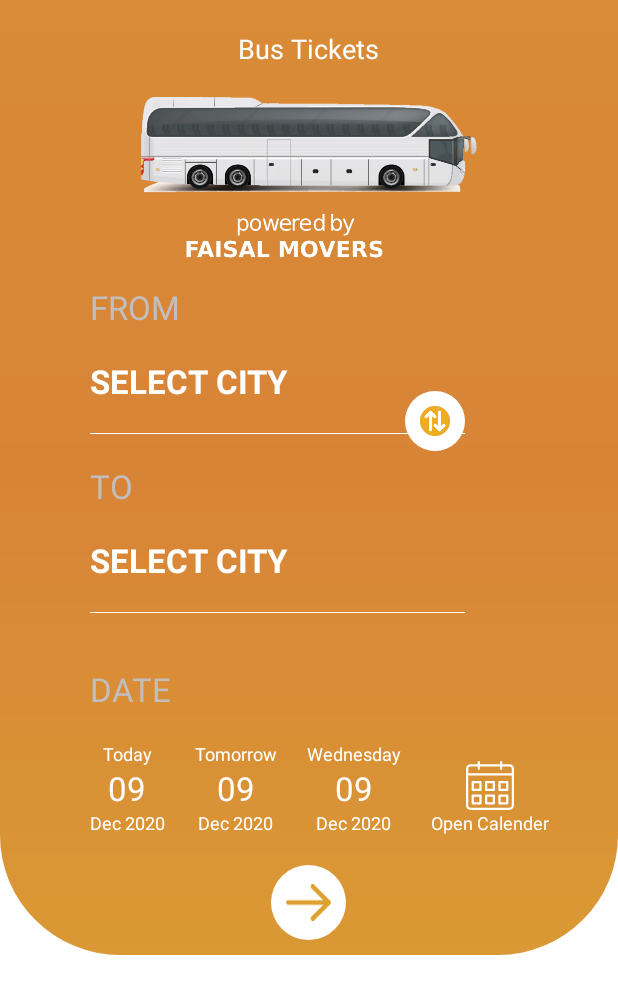
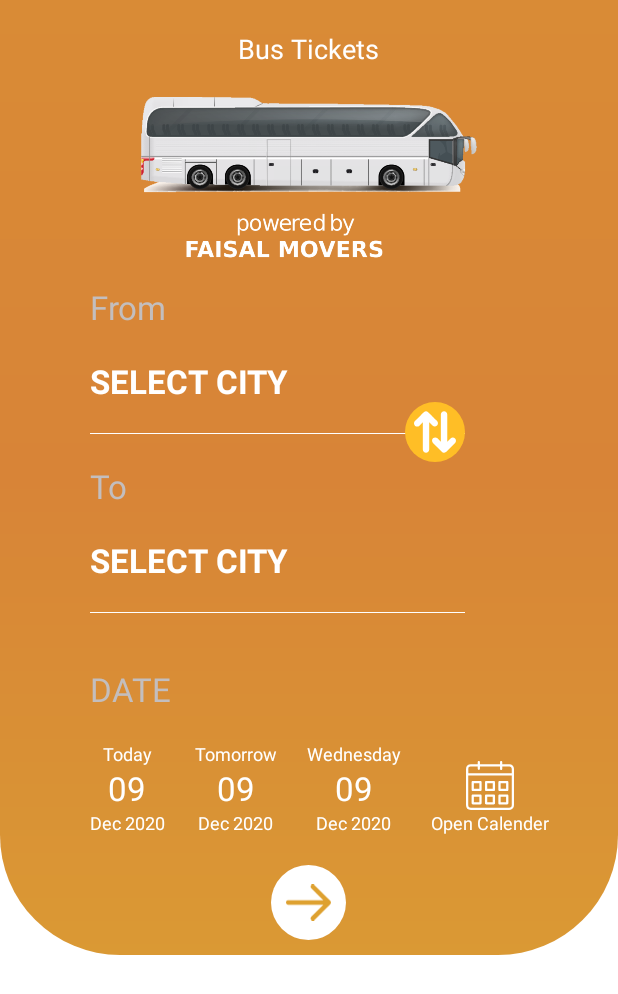
Before and after one commit to usamayasin/Booking-App, an Android app: the screen it shows after launch (HomeActivity), on a phone screen of 412 x 824 dp. Shown: the top 994 px of the screen. Run offline under Robolectric (Android 15) with nearby library versions, the phone set to English and light mode, and no system bars; our stand-ins replace sdp/ssp sizes.

Commit message:
Home Screen City selection and switch working..

```diff
--- /dev/null
+++ b/app/src/main/java/com/app/faisalmovers/Interfaces/HomeActivityInterface.kt
@@ -0,0 +1,5 @@
+package com.app.faisalmovers.Interfaces
+
+interface HomeActivityInterface {
+    public fun getSelectedCity(position:Int,type:String)
+}
--- /dev/null
+++ b/app/src/main/res/drawable/ic_switch_city.xml
@@ -0,0 +1,13 @@
+<vector android:autoMirrored="true"
+    android:height="512dp"
+    android:viewportHeight="984.85"
+    android:viewportWidth="984.85"
+    android:width="512dp"
+    xmlns:android="http://schemas.android.com/apk/res/android">
+    <path android:fillColor="#ffbe26"
+        android:pathData="M492.425,492.425m-492.425,0a492.425,492.425 0,1 1,984.85 0a492.425,492.425 0,1 1,-984.85 0"/>
+    <path android:fillColor="#ffffff"
+        android:pathData="M604.18,816.081c8.471,8.4 20.09,14.07 31.99,15.05c12.04,0.979 24.43,-1.96 34.44,-8.75c2.73,-1.821 5.32,-3.99 7.63,-6.3l0.07,-0.071l143.43,-143.429c20.51,-20.51 20.51,-53.76 0,-74.271c-20.511,-20.51 -53.761,-20.51 -74.271,0l-53.829,53.83l0,-445.9c0,-28.98 -23.521,-52.5 -52.5,-52.5c-28.98,0 -52.5,23.52 -52.5,52.5l0,445.9l-55.23,-55.23c-20.51,-20.51 -53.76,-20.51 -74.27,0c-20.511,20.511 -20.511,53.761 0,74.271l144.9,144.9C604.11,816.011 604.11,816.081 604.18,816.081z"/>
+    <path android:fillColor="#ffffff"
+        android:pathData="M200.21,403.571c13.44,0 26.88,-5.11 37.1,-15.4l55.23,-55.23l0,445.9c0,28.98 23.52,52.5 52.5,52.5s52.5,-23.52 52.5,-52.5l0,-445.9l53.829,53.83c10.221,10.22 23.66,15.4 37.1,15.4s26.88,-5.11 37.1,-15.4c20.51,-20.51 20.51,-53.76 0,-74.27c-3.779,-3.78 -7.629,-7.63 -11.41,-11.41c-9.31,-9.31 -18.55,-18.69 -27.93,-27.93c-12.039,-11.97 -24.01,-23.94 -35.979,-35.98c-11.76,-11.9 -23.94,-23.45 -35.63,-35.49c-11.34,-11.62 -22.82,-23.03 -34.929,-33.95c-12.6,-11.34 -29.05,-16.94 -45.99,-12.95c-4.34,0.98 -8.96,2.66 -12.88,4.83c-11.69,6.58 -21,17.43 -30.45,26.81c-11.55,11.41 -22.89,23.03 -34.37,34.58c-13.65,13.72 -27.44,27.37 -41.16,41.02c-11.48,11.62 -23.1,23.24 -34.65,34.86c-5.6,5.6 -11.2,11.13 -16.8,16.73c-0.07,0.07 -0.21,0.21 -0.28,0.28c-20.51,20.51 -20.51,53.76 0,74.27C173.33,398.461 186.77,403.571 200.21,403.571z"/>
+</vector>
--- a/app/src/main/res/layout/home_activity.xml
+++ b/app/src/main/res/layout/home_activity.xml
@@ -4,37 +4,34 @@
     xmlns:tools="http://schemas.android.com/tools"
     android:layout_width="match_parent"
     android:layout_height="match_parent"
-    tools:context=".HomeActivity"
+    android:background="@color/white"
     android:orientation="vertical"
-    android:background="@color/white">
+    tools:context=".HomeActivity">
+
     <LinearLayout
         android:layout_width="match_parent"
-        android:layout_height="match_parent"
+        android:layout_height="0dp"
+        android:background="@drawable/bottom_corner_rounded"
         android:orientation="vertical"
         android:weightSum="2">
-        <LinearLayout
-            android:layout_width="match_parent"
-            android:layout_height="match_parent"
-            android:orientation="vertical"
-            android:layout_weight="1.84"
-            android:background="@drawable/bottom_corner_rounded">
 
         <androidx.appcompat.widget.AppCompatTextView
             android:layout_width="wrap_content"
             android:layout_height="wrap_content"
-                android:text="Bus Tickets"
-                android:textSize="18sp"
+            android:layout_gravity="center"
+            android:layout_marginTop="20dp"
+            android:text="@string/bus_tickets"
             android:textColor="@android:color/white"
-                android:layout_gravity="center"
-                android:layout_marginTop="20dp"/>
+            android:textSize="18sp" />
+
         <ImageView
             android:id="@+id/iv_logo"
             android:layout_width="match_parent"
             android:layout_height="110dp"
+            android:layout_gravity="center"
+            android:layout_marginTop="20dp"
             android:scaleType="fitCenter"
-                android:layout_gravity="center"
-                android:src="@drawable/pwdfaisalmovers"
-                android:layout_marginTop="20dp"/>
+            android:src="@drawable/pwdfaisalmovers" />
 
         <androidx.constraintlayout.widget.ConstraintLayout
             android:layout_width="match_parent"
@@ -44,12 +41,12 @@
                 android:id="@+id/tv_headingFrom"
                 android:layout_width="wrap_content"
                 android:layout_height="wrap_content"
-                    android:text="FROM"
-                    android:textColor="@color/city_heading_color"
-                    android:textSize="22sp"
                 android:layout_marginStart="60dp"
                 android:layout_marginLeft="60dp"
                 android:layout_marginTop="15dp"
+                android:text="@string/from"
+                android:textColor="@color/city_heading_color"
+                android:textSize="22sp"
                 app:layout_constraintStart_toStartOf="parent"
                 app:layout_constraintTop_toTopOf="parent" />
 
@@ -57,11 +54,12 @@
                 android:id="@+id/tv_selectFromCity"
                 android:layout_width="wrap_content"
                 android:layout_height="wrap_content"
-                    android:text="SELECT CITY"
+                android:layout_marginTop="20dp"
+                android:hint="@string/select_city"
                 android:textColor="@android:color/white"
+                android:textColorHint="@color/white"
                 android:textSize="22sp"
                 android:textStyle="bold"
-                    android:layout_marginTop="20dp"
                 app:layout_constraintStart_toStartOf="@+id/tv_headingFrom"
                 app:layout_constraintTop_toBottomOf="@+id/tv_headingFrom" />
 
@@ -78,10 +76,9 @@
                 android:id="@+id/img_citySwitch"
                 android:layout_width="40dp"
                 android:layout_height="40dp"
-                    android:layout_marginTop="86dp"
-                    android:background="@drawable/orange_circle"
+                android:layout_marginTop="@dimen/_72sdp"
                 android:scaleType="fitCenter"
-                    android:src="@drawable/switch_city_hdpi"
+                android:src="@drawable/ic_switch_city"
                 app:layout_constraintEnd_toEndOf="@+id/view"
                 app:layout_constraintTop_toTopOf="parent" />
 
@@ -89,22 +86,23 @@
                 android:id="@+id/tv_headingTo"
                 android:layout_width="wrap_content"
                 android:layout_height="wrap_content"
-                    android:text="TO"
                 android:layout_marginTop="20dp"
+                android:text="@string/to"
                 android:textColor="@color/city_heading_color"
                 android:textSize="22sp"
                 app:layout_constraintStart_toStartOf="@+id/view"
-                    app:layout_constraintTop_toBottomOf="@+id/view"/>
+                app:layout_constraintTop_toBottomOf="@+id/view" />
 
             <androidx.appcompat.widget.AppCompatTextView
                 android:id="@+id/tv_selectToCity"
                 android:layout_width="wrap_content"
                 android:layout_height="wrap_content"
-                    android:text="SELECT CITY"
+                android:layout_marginTop="20dp"
+                android:hint="@string/select_city"
                 android:textColor="@android:color/white"
+                android:textColorHint="@color/white"
                 android:textSize="22sp"
                 android:textStyle="bold"
-                    android:layout_marginTop="20dp"
                 app:layout_constraintStart_toStartOf="@+id/tv_headingTo"
                 app:layout_constraintTop_toBottomOf="@+id/tv_headingTo" />
 
@@ -115,8 +113,7 @@
                 android:layout_marginTop="20dp"
                 android:background="@android:color/white"
                 app:layout_constraintStart_toStartOf="@+id/tv_selectToCity"
-                    app:layout_constraintTop_toBottomOf="@+id/tv_selectToCity"
-                    />
+                app:layout_constraintTop_toBottomOf="@+id/tv_selectToCity" />
 
             <androidx.appcompat.widget.AppCompatTextView
                 android:id="@+id/tv_headingDate"
@@ -125,7 +122,7 @@
                 android:layout_marginStart="60dp"
                 android:layout_marginLeft="60dp"
                 android:layout_marginTop="270dp"
-                    android:text="DATE"
+                android:text="@string/date"
                 android:textColor="@color/city_heading_color"
                 android:textSize="22sp"
                 app:layout_constraintStart_toStartOf="parent"
@@ -151,7 +148,7 @@
                         android:layout_width="wrap_content"
                         android:layout_height="wrap_content"
                         android:layout_gravity="center"
-                            android:text="Today"
+                        android:text="@string/today"
                         android:textColor="@color/white"
                         android:textSize="12sp" />
 
@@ -172,9 +169,10 @@
                         android:textSize="12sp" />
 
                 </LinearLayout>
+
                 <View
                     android:layout_width="20dp"
-                        android:layout_height="20dp"/>
+                    android:layout_height="20dp" />
 
                 <LinearLayout
                     android:id="@+id/linearLayout3"
@@ -187,7 +185,7 @@
                         android:layout_width="wrap_content"
                         android:layout_height="wrap_content"
                         android:layout_gravity="center"
-                            android:text="Tomorrow"
+                        android:text="@string/tomorrow"
                         android:textColor="@color/white"
                         android:textSize="12sp" />
 
@@ -208,9 +206,10 @@
                         android:textSize="12sp" />
 
                 </LinearLayout>
+
                 <View
                     android:layout_width="20dp"
-                        android:layout_height="20dp"/>
+                    android:layout_height="20dp" />
 
                 <LinearLayout
                     android:id="@+id/linearLayout5"
@@ -244,26 +243,30 @@
                         android:textSize="12sp" />
 
                 </LinearLayout>
+
                 <View
                     android:layout_width="20dp"
-                        android:layout_height="20dp"/>
+                    android:layout_height="20dp" />
+
                 <LinearLayout
                     android:layout_width="wrap_content"
                     android:layout_height="wrap_content"
-                        android:orientation="vertical"
+                    android:layout_gravity="bottom"
                     android:layout_weight="1"
-                        android:layout_gravity="bottom"
-                        android:gravity="center">
+                    android:gravity="center"
+                    android:orientation="vertical">
+
                     <androidx.appcompat.widget.AppCompatImageView
                         android:id="@+id/iv_calender"
                         android:layout_width="wrap_content"
                         android:layout_height="wrap_content"
-                            android:src="@drawable/ic_calender"/>
+                        android:src="@drawable/ic_calender" />
+
                     <androidx.appcompat.widget.AppCompatTextView
                         android:layout_width="wrap_content"
                         android:layout_height="wrap_content"
                         android:layout_gravity="center"
-                            android:text="Open Calender"
+                        android:text="@string/open_calender"
                         android:textColor="@color/white"
                         android:textSize="12sp" />
 
@@ -279,13 +282,11 @@
             android:id="@+id/iv_homeGo"
             android:layout_width="50dp"
             android:layout_height="50dp"
+            android:layout_gravity="center"
             android:layout_marginTop="20dp"
             android:layout_marginBottom="10dp"
-                android:src="@drawable/ic_nextarrow"
             android:background="@drawable/orange_circle"
-                android:layout_gravity="center"/>
+            android:src="@drawable/ic_nextarrow" />
 
     </LinearLayout>
-    </LinearLayout>
-
 </ScrollView>
--- a/app/src/main/res/values/strings.xml
+++ b/app/src/main/res/values/strings.xml
@@ -6,4 +6,11 @@
     <string name="price">Price</string>
     <string name="departure">Departure</string>
     <string name="arrival">Arrival</string>
+    <string name="no_city_found">No City Found</string>
+    <string name="select_city">SELECT CITY</string>
+    <string name="today">Today</string>
+    <string name="tomorrow">Tomorrow</string>
+    <string name="open_calender">Open Calender</string>
+    <string name="bus_tickets">Bus Tickets</string>
+    <string name="date">DATE</string>
 </resources>
```
Also changed, not shown: app/src/main/AndroidManifest.xml (+6 -2 lines), app/src/main/java/com/app/faisalmovers/Adapters/CityListRCAdapter.kt (+19 -5 lines), app/src/main/java/com/app/faisalmovers/HomeActivity.kt (+88 -26 lines), app/src/main/java/com/app/faisalmovers/Utils/Utility.kt (added, +22 -0 lines). Lines whose indentation alone changed are shown as unchanged.
